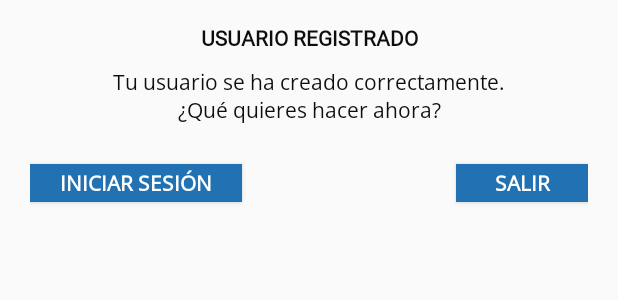
After one commit to holaialonso/LigasFutbol, an Android app: the layout register_dialog.xml on its own in the app's theme, with its tools: preview values and no code run, on a phone screen of 412 x 824 dp. The commit adds this screen. Shown: the top 300 px of the screen. Run offline under Robolectric (Android 15) with nearby library versions, the phone set to English and light mode, and no system bars.

Commit message:
Register

```diff
--- a/app/src/main/java/com/example/ligasfutbol/ui/fragments/RegisterFragment.kt
+++ b/app/src/main/java/com/example/ligasfutbol/ui/fragments/RegisterFragment.kt
@@ -10,6 +10,7 @@ import androidx.navigation.fragment.findNavController
 import com.example.ligasfutbol.R
 import com.example.ligasfutbol.databinding.LoginFragmentBinding
 import com.example.ligasfutbol.databinding.RegisterFragmentBinding
+import com.example.ligasfutbol.ui.dialog.RegisterDialog
 import com.google.android.material.snackbar.Snackbar
 import com.google.firebase.auth.FirebaseAuth
 import com.google.firebase.database.FirebaseDatabase
@@ -71,7 +72,9 @@ class RegisterFragment  : Fragment (){
                     if(it.isSuccessful){ //la petición se ha resuelto de forma satistactoria
 
                         makeBBDDUser(auth.currentUser!!.uid, name, surname)
-                        showMessage("El usuario se ha creado")
+
+                        val dialogo : RegisterDialog = RegisterDialog().newInstance(name)
+                            dialogo.show(parentFragmentManager, null)
 
                     }
                     else{ //error
--- a/app/src/main/res/layout/login_fragment.xml
+++ b/app/src/main/res/layout/login_fragment.xml
@@ -27,6 +27,7 @@
         <TextView
             style="@style/labelTitle"
             android:id="@+id/labelTitle"
+            android:text="Mi cuenta"
             android:layout_width="match_parent"
             android:layout_height="wrap_content" />
 
--- /dev/null
+++ b/app/src/main/res/layout/register_dialog.xml
@@ -0,0 +1,59 @@
+<?xml version="1.0" encoding="utf-8"?>
+<androidx.constraintlayout.widget.ConstraintLayout xmlns:android="http://schemas.android.com/apk/res/android"
+    xmlns:app="http://schemas.android.com/apk/res-auto"
+    xmlns:tools="http://schemas.android.com/tools"
+    android:layout_width="match_parent"
+    android:layout_height="match_parent">
+
+    <androidx.constraintlayout.widget.ConstraintLayout
+        android:layout_width="match_parent"
+        android:layout_height="160dp"
+        android:paddingLeft="20dp"
+        android:paddingRight="20dp"
+        tools:layout_editor_absoluteX="1dp"
+        tools:layout_editor_absoluteY="1dp">
+
+        <TextView
+            android:id="@+id/labelRegisterDialog_Title"
+            style="@style/labelTitleDialog"
+            android:layout_width="match_parent"
+            android:layout_height="wrap_content"
+            android:layout_marginTop="5dp"
+            android:text="Usuario registrado"
+            app:layout_constraintTop_toTopOf="parent" />
+
+        <TextView
+            android:id="@+id/labelRegisterDialog_Text"
+            style="@style/dialogText"
+            android:layout_width="match_parent"
+            android:layout_height="wrap_content"
+            android:paddingBottom="20dp"
+            android:text="Tu usuario se ha creado correctamente.\n¿Qué quieres hacer ahora?"
+            app:layout_constraintTop_toBottomOf="@+id/labelRegisterDialog_Title" />
+
+        <androidx.appcompat.widget.AppCompatButton
+            android:id="@+id/buttonRegisterExit"
+            style="@style/buttonDialog"
+            android:layout_width="wrap_content"
+            android:paddingRight="20dp"
+            android:paddingLeft="20dp"
+            android:text="Salir"
+            app:layout_constraintBottom_toBottomOf="parent"
+            app:layout_constraintEnd_toEndOf="parent"
+            app:layout_constraintTop_toBottomOf="@+id/labelRegisterDialog_Text"
+            app:layout_constraintVertical_bias="0.2"/>
+
+        <androidx.appcompat.widget.AppCompatButton
+            android:id="@+id/buttonRegisterLogin"
+            style="@style/buttonDialog"
+            android:layout_width="wrap_content"
+            android:paddingLeft="20dp"
+            android:paddingRight="20dp"
+            android:text="Iniciar sesión"
+            app:layout_constraintBottom_toBottomOf="parent"
+            app:layout_constraintStart_toStartOf="parent"
+            app:layout_constraintTop_toBottomOf="@+id/labelRegisterDialog_Text"
+            app:layout_constraintVertical_bias="0.2" />
+    </androidx.constraintlayout.widget.ConstraintLayout>
+
+</androidx.constraintlayout.widget.ConstraintLayout>
--- a/app/src/main/res/values/dimens.xml
+++ b/app/src/main/res/values/dimens.xml
@@ -1,3 +1,4 @@
 <resources>
     <dimen name="fab_margin">16dp</dimen>
+    <dimen name="dialog_height">500dp</dimen>
 </resources>
--- a/app/src/main/res/values/styles.xml
+++ b/app/src/main/res/values/styles.xml
@@ -6,7 +6,17 @@
         <item name="android:padding">10dp</item>
         <item name="android:textSize">18dp</item>
         <item name="android:layout_marginBottom">10dp</item>
-        <item name="android:text">Mi cuenta</item>
+        <item name="android:fontFamily">@font/roboto_regular</item>
+        <item name="android:textStyle">bold</item>
+        <item name="android:textAllCaps">true</item>
+    </style>
+
+    <!-- título del cuadro de diálogo -->
+    <style name="labelTitleDialog">
+        <item name="android:gravity">center</item>
+        <item name="android:padding">10dp</item>
+        <item name="android:textSize">14dp</item>
+        <item name="android:layout_marginBottom">5dp</item>
         <item name="android:fontFamily">@font/roboto_regular</item>
         <item name="android:textStyle">bold</item>
         <item name="android:textAllCaps">true</item>
@@ -25,6 +35,8 @@
         <item name="android:background">@drawable/input_border</item>
         <item name="android:layout_height">35dp</item>
         <item name="android:layout_marginBottom">20dp</item>
+        <item name="android:textSize">14dp</item>
+        <item name="android:paddingLeft">10dp</item>
     </style>
 
     <!-- botones -->
@@ -40,6 +52,19 @@
         <item name="android:layout_gravity">center_horizontal</item>
     </style>
 
+    <!-- botones de los cuadros de diálogo -->
+    <style name="buttonDialog">
+        <item name="android:fontFamily">@font/open_sans</item>
+        <item name="android:background">@drawable/button</item>
+        <item name="android:textStyle">bold</item>
+        <item name="android:textAllCaps">true</item>
+        <item name="android:textSize">14dp</item>
+        <item name="android:textColor">#FFFFFF</item>
+        <item name="android:layout_gravity">center_horizontal</item>
+        <item name="android:layout_width">match_parent</item>
+        <item name="android:layout_height">25dp</item>
+    </style>
+
     <!-- botones que tienen la misma apariencia que si fueran un link -->
     <style name="fakeLink">
         <item name="android:background">@android:color/transparent</item>
@@ -49,4 +74,13 @@
         <item name="android:layout_gravity">center_horizontal</item>
     </style>
 
+    <!-- estilo del texto del cuadro de diálogo -->
+    <style name="dialogText">
+        <item name="android:fontFamily">@font/open_sans</item>
+        <item name="android:textSize">14dp</item>
+        <item name="android:gravity">center</item>
+        <item name="android:layout_marginBottom">16dp</item>
+    </style>
+
+
 </resources>
```
Also changed, not shown: app/src/main/java/com/example/ligasfutbol/ui/dialog/RegisterDialog.kt (added, +87 -0 lines).
